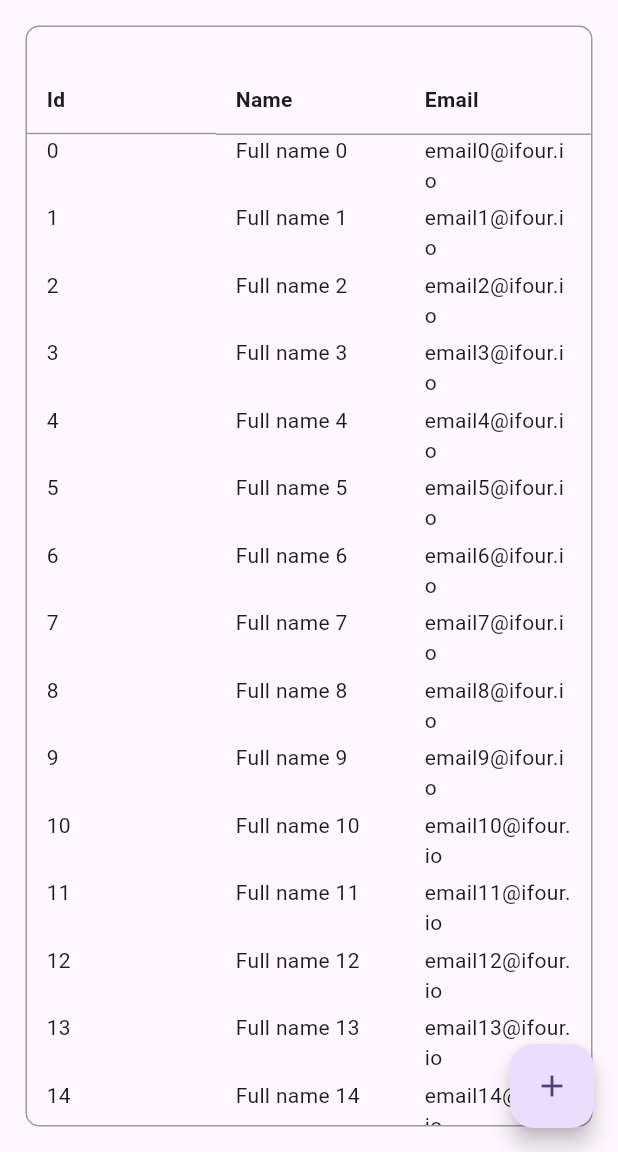
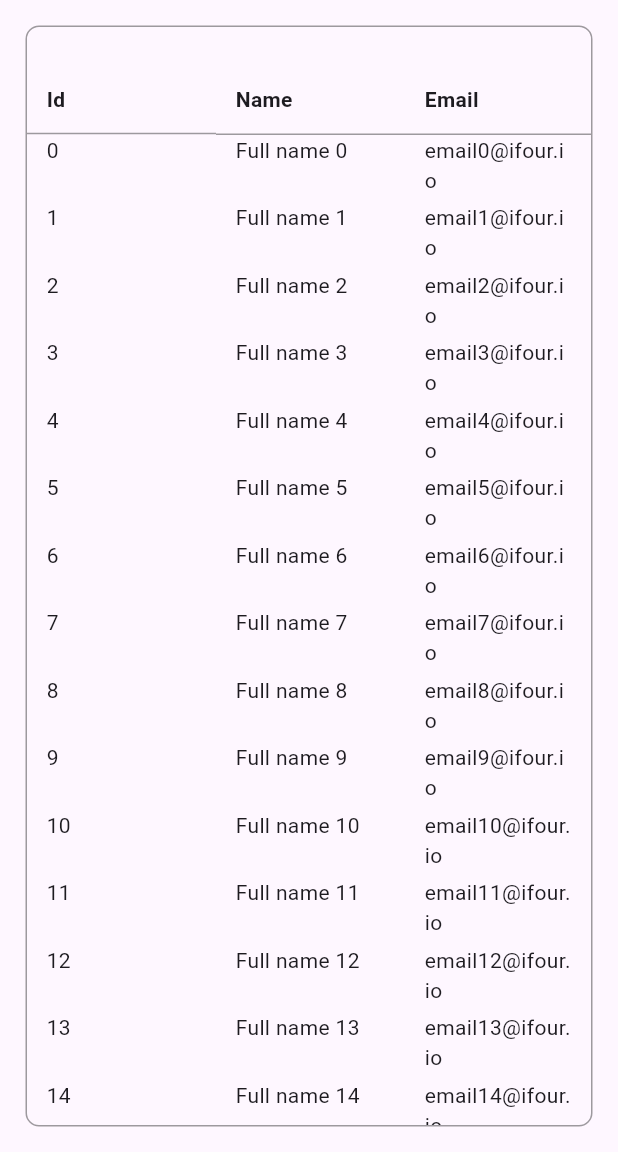
Before and after one commit to dual-tone/fl_table, a Flutter app: the screen it shows after launch, on a phone screen of 412 x 824 dp, the part 84-1236 px from its top. Run offline on Flutter 3.47's test engine with Material 3 defaults, Android fonts, the phone set to English and light mode, and no system bars.

```diff
--- a/example/lib/main.dart
+++ b/example/lib/main.dart
@@ -33,14 +33,6 @@ class MyHomePage extends StatefulWidget {
 }
 
 class _MyHomePageState extends State<MyHomePage> {
-  int _counter = 0;
-
-  void _incrementCounter() {
-    setState(() {
-      _counter++;
-    });
-  }
-
   @override
   Widget build(BuildContext context) {
     return Scaffold(
@@ -101,11 +93,6 @@ class _MyHomePageState extends State<MyHomePage> {
             ),
           ],
         ),
-      ),
-      floatingActionButton: FloatingActionButton(
-        onPressed: _incrementCounter,
-        tooltip: 'Increment',
-        child: const Icon(Icons.add),
       ), // This trailing comma makes auto-formatting nicer for build methods.
     );
   }
```
Also changed, not shown: 2 other files.
